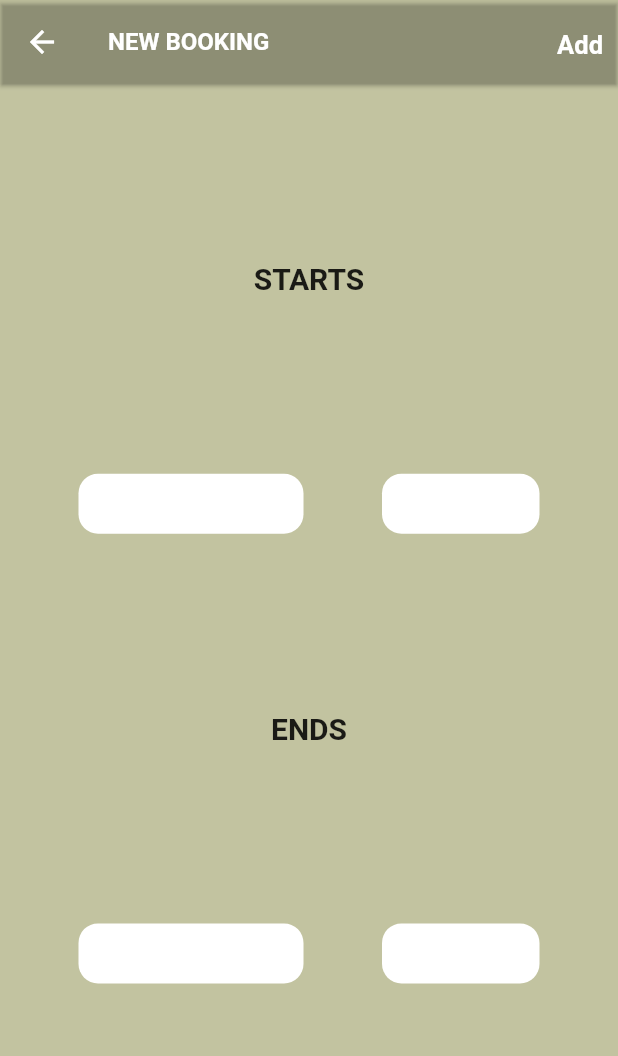
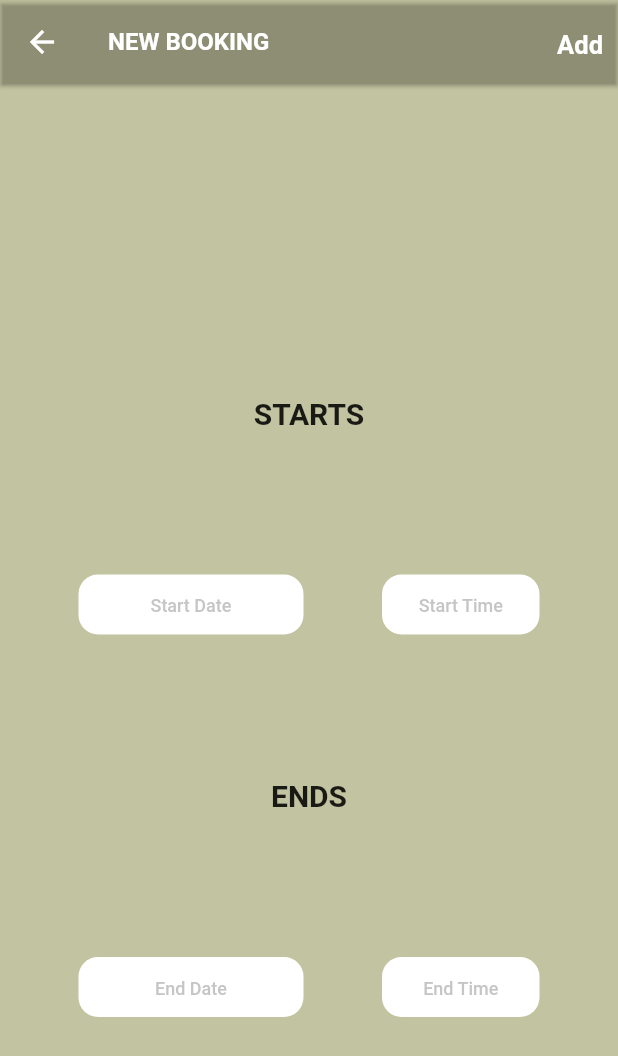
Before and after one commit to COE-CTRL-Intelligence/Sports-Complex, a Flutter app: the ScheduleBookingPage screen opened by its route, on a phone screen of 412 x 824 dp. Shown: the top 1056 px of the screen. Run offline on Flutter 3.47's test engine with Material 2 defaults, Android fonts, the phone set to English and light mode, and no system bars; our stand-ins replace auto_route, syncfusion_flutter_calendar.

Commit message:
worked on scheduling booking page added time and date picker to the TextFormFields in there, but still have to find a way to parse the strings or whatever to the controller, will discuss with Wahab later today

```diff
--- a/lib/pages/schedule_booking_page.dart
+++ b/lib/pages/schedule_booking_page.dart
@@ -1,19 +1,21 @@
-import 'dart:ffi';
+import 'package:flutter/material.dart';
 
-import 'package:auto_route/auto_route.dart';
-import 'package:flutter/material.dart';
-import 'package:sports_complex/pages/routes/app_router.gr.dart';
-
-class ScheduleBookingPage extends StatelessWidget {
+class ScheduleBookingPage extends StatefulWidget {
   const ScheduleBookingPage({Key? key}) : super(key: key);
 
   @override
+  State<ScheduleBookingPage> createState() => _ScheduleBookingPageState();
+}
+
+class _ScheduleBookingPageState extends State<ScheduleBookingPage> {
+  var startDateController = TextEditingController();
+  var endDateController = TextEditingController();
+  var startTimeController = TextEditingController();
+  var endTimeController = TextEditingController();
+  var text = "";
+
+  @override
   Widget build(BuildContext context) {
-    final startDateController = TextEditingController();
-    final endDateController = TextEditingController();
-    final startTimeController = TextEditingController();
-    final endTimeController = TextEditingController();
-
     return Scaffold(
       backgroundColor: const Color(0xffC2C3A0),
       appBar: AppBar(
@@ -48,6 +50,7 @@ class ScheduleBookingPage extends StatelessWidget {
           child: Column(
             mainAxisAlignment: MainAxisAlignment.spaceEvenly,
             children: [
+              Text(text),
               const Text(
                 "STARTS",
                 style: TextStyle(fontSize: 20, fontWeight: FontWeight.bold),
@@ -59,10 +62,28 @@ class ScheduleBookingPage extends StatelessWidget {
                     height: 40,
                     width: 150,
                     child: TextFormField(
-                      onTap: (null),
+                      readOnly: true,
+                      onTap: () {
+                        showDatePicker(
+                          context: context,
+                          initialDate: DateTime.now(),
+                          firstDate: DateTime(DateTime.now().year),
+                          lastDate: DateTime(DateTime.now().year + 2),
+                        ).then((date) => setState(
+                              () {
+                                text = date.toString();
+                              },
+                            ));
+                      },
                       cursorColor: Colors.black,
                       textAlign: TextAlign.center,
                       decoration: InputDecoration(
+                        contentPadding: const EdgeInsets.only(top: 10),
+                        hintStyle: TextStyle(
+                            color: Colors.grey.withOpacity(0.6),
+                            fontWeight: FontWeight.w500,
+                            fontSize: 12),
+                        hintText: "Start Date",
                         filled: true,
                         fillColor: Colors.white,
                         border: OutlineInputBorder(
@@ -76,10 +97,20 @@ class ScheduleBookingPage extends StatelessWidget {
                     height: 40,
                     width: 105,
                     child: TextFormField(
-                      onTap: (null),
+                      readOnly: true,
+                      onTap: () {
+                        showTimePicker(
+                            context: context, initialTime: TimeOfDay.now());
+                      },
                       cursorColor: Colors.black,
                       textAlign: TextAlign.center,
                       decoration: InputDecoration(
+                        contentPadding: const EdgeInsets.only(top: 10),
+                        hintStyle: TextStyle(
+                            color: Colors.grey.withOpacity(0.6),
+                            fontWeight: FontWeight.w500,
+                            fontSize: 12),
+                        hintText: "Start Time",
                         filled: true,
                         fillColor: Colors.white,
                         border: OutlineInputBorder(
@@ -102,10 +133,28 @@ class ScheduleBookingPage extends StatelessWidget {
                     height: 40,
                     width: 150,
                     child: TextFormField(
-                      onTap: (null),
+                      onTap: () {
+                        showDatePicker(
+                          context: context,
+                          initialDate: DateTime.now(),
+                          firstDate: DateTime(DateTime.now().year),
+                          lastDate: DateTime(DateTime.now().year + 2),
+                        ).then((date) => setState(
+                              () {
+                                text = date.toString();
+                              },
+                            ));
+                      },
+                      readOnly: true,
                       cursorColor: Colors.black,
                       textAlign: TextAlign.center,
                       decoration: InputDecoration(
+                        contentPadding: const EdgeInsets.only(top: 10),
+                        hintStyle: TextStyle(
+                            color: Colors.grey.withOpacity(0.6),
+                            fontWeight: FontWeight.w500,
+                            fontSize: 12),
+                        hintText: "End Date",
                         filled: true,
                         fillColor: Colors.white,
                         border: OutlineInputBorder(
@@ -119,10 +168,20 @@ class ScheduleBookingPage extends StatelessWidget {
                     height: 40,
                     width: 105,
                     child: TextFormField(
-                      onTap: (null),
+                      readOnly: true,
+                      onTap: () {
+                        showTimePicker(
+                            context: context, initialTime: TimeOfDay.now());
+                      },
                       cursorColor: Colors.black,
                       textAlign: TextAlign.center,
                       decoration: InputDecoration(
+                        contentPadding: const EdgeInsets.only(top: 10),
+                        hintStyle: TextStyle(
+                            color: Colors.grey.withOpacity(0.6),
+                            fontWeight: FontWeight.w500,
+                            fontSize: 12),
+                        hintText: "End Time",
                         filled: true,
                         fillColor: Colors.white,
                         border: OutlineInputBorder(
--- a/pubspec.yaml
+++ b/pubspec.yaml
@@ -31,7 +31,6 @@ dependencies:
   cupertino_icons: ^1.0.2
   flutter:
     sdk: flutter
-  intl: ^0.17.0
   flutter_hooks: ^0.18.5+1
   hooks_riverpod: ^1.0.4
   syncfusion_flutter_calendar: ^20.2.44
```
Also changed, not shown: pubspec.lock.
